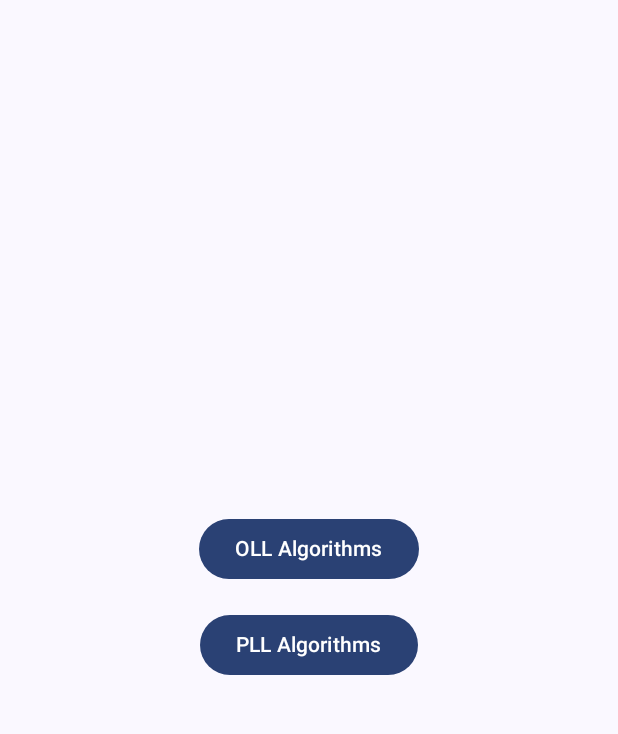
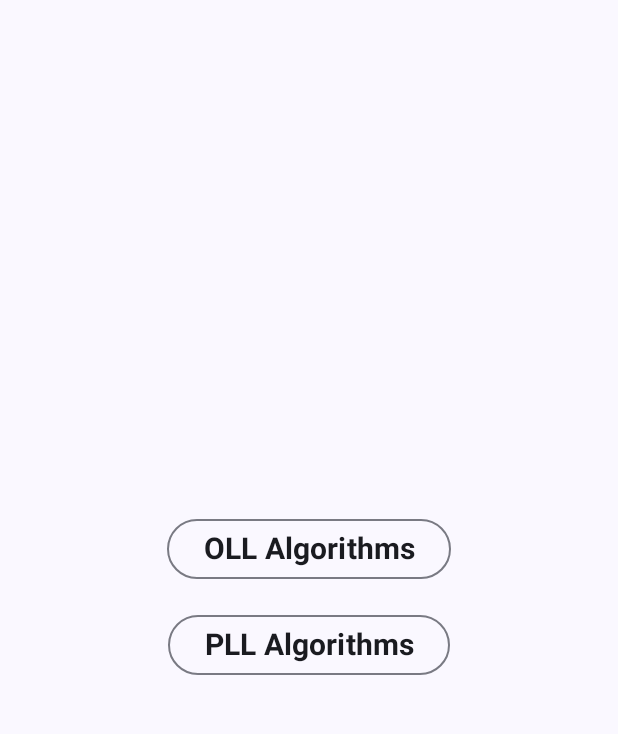
Before and after one commit to caleb-james-smith/Cubical, an Android app built with Jetpack Compose: the screen it shows after launch (MainActivity), on a phone screen of 412 x 824 dp, the part 69-803 px from its top. Run offline under Robolectric (Android 15) with nearby library versions, the phone set to English and light mode, and no system bars.

Commit message:
Improve home screen button style. Use OutlinedButton with similar style to algorithm group buttons.

```diff
--- a/app/src/main/java/com/example/cubical/MainActivity.kt
+++ b/app/src/main/java/com/example/cubical/MainActivity.kt
@@ -28,7 +28,8 @@ class MainActivity : ComponentActivity() {
             CubicalTheme {
                 NavHost(navController, startDestination = "home") {
                     composable("home") { HomeScreen(navController) }
-//                    composable("moveNotation") { MoveNotationScreen() }
+                    // TODO: Implement move notation screen
+                    // composable("moveNotation") { MoveNotationScreen(context, navController) }
                     composable("ollScreen") { CreateOLLScreen(context, navController) }
                     composable("pllScreen") { CreatePLLScreen(context, navController) }
                 }
--- a/app/src/main/java/com/example/cubical/algorithm/HomeScreen.kt
+++ b/app/src/main/java/com/example/cubical/algorithm/HomeScreen.kt
@@ -5,7 +5,10 @@ import androidx.compose.material3.*
 import androidx.compose.runtime.Composable
 import androidx.compose.ui.Alignment
 import androidx.compose.ui.Modifier
+import androidx.compose.ui.text.font.*
+import androidx.compose.ui.text.style.*
 import androidx.compose.ui.unit.dp
+import androidx.compose.ui.unit.sp
 import androidx.navigation.NavController
 
 @OptIn(ExperimentalMaterial3Api::class)
@@ -24,16 +27,35 @@ fun HomeScreen(navController: NavController) {
             horizontalAlignment = Alignment.CenterHorizontally,
             verticalArrangement = Arrangement.Center
         ) {
-//            Button(onClick = { navController.navigate("moveNotation") }) {
-//                Text("Move Notation")
-//            }
-//            Spacer(modifier = Modifier.height(16.dp))
-            Button(onClick = { navController.navigate("ollScreen") }) {
-                Text("OLL Algorithms")
+            // TODO: Implement move notation screen
+            /*OutlinedButton(onClick = { navController.navigate("moveNotation") }) {
+                Text(
+                    text = "Move Notation",
+                    fontSize = 20.sp,
+                    fontWeight = FontWeight.Bold,
+                    textAlign = TextAlign.Center,
+                    color = MaterialTheme.colorScheme.onSurface
+                )
+            }*/
+            // Spacer(modifier = Modifier.height(16.dp))
+            OutlinedButton(onClick = { navController.navigate("ollScreen") }) {
+                Text(
+                    text = "OLL Algorithms",
+                    fontSize = 20.sp,
+                    fontWeight = FontWeight.Bold,
+                    textAlign = TextAlign.Center,
+                    color = MaterialTheme.colorScheme.onSurface
+                )
             }
             Spacer(modifier = Modifier.height(16.dp))
-            Button(onClick = { navController.navigate("pllScreen") }) {
-                Text("PLL Algorithms")
+            OutlinedButton(onClick = { navController.navigate("pllScreen") }) {
+                Text(
+                    text = "PLL Algorithms",
+                    fontSize = 20.sp,
+                    fontWeight = FontWeight.Bold,
+                    textAlign = TextAlign.Center,
+                    color = MaterialTheme.colorScheme.onSurface
+                )
             }
         }
     }
```
